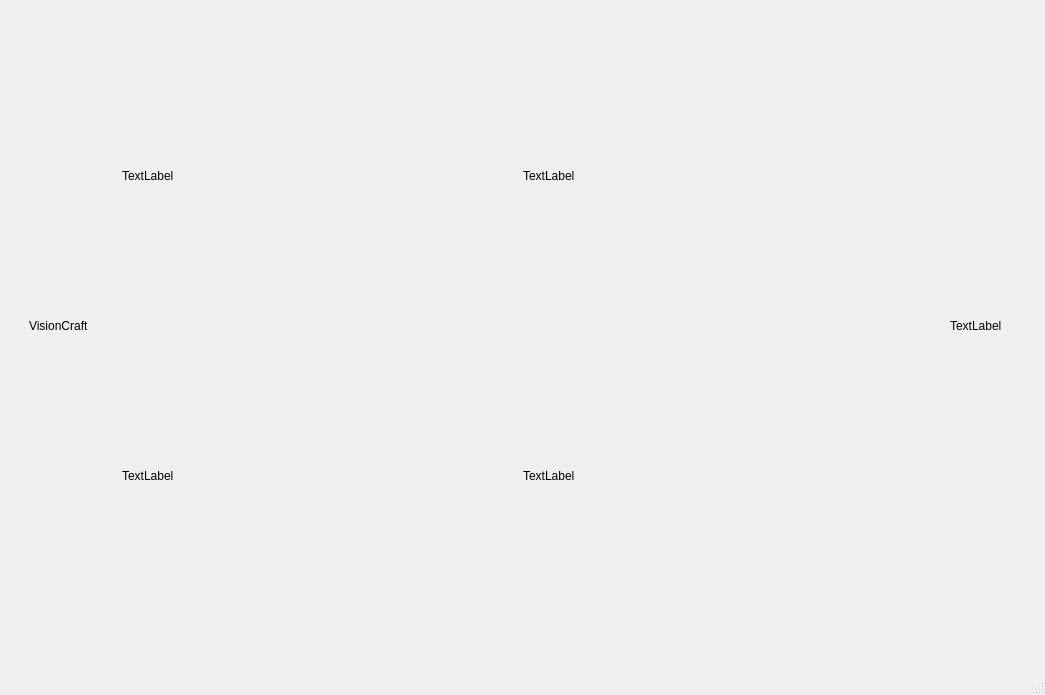
Old version of the form client_qt/home.ui in the repository VisionCraft2025/client_qt.
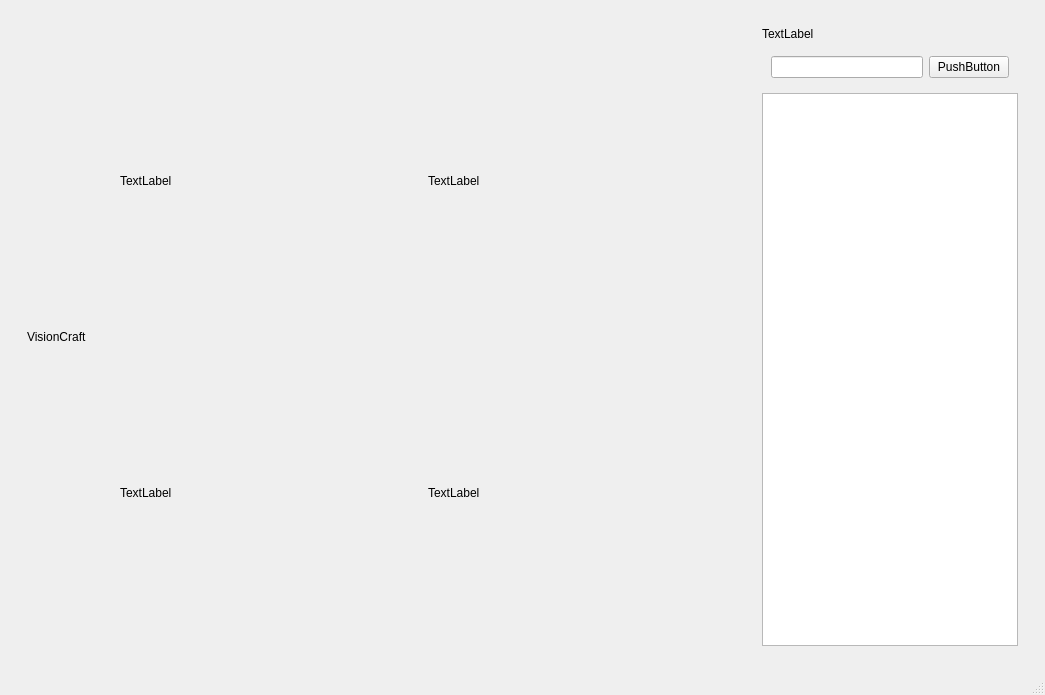
New version of the form.

Commit message: Feat/#12:layout 수정

Diff of the .ui file:
```diff
--- a/client_qt/home.ui
+++ b/client_qt/home.ui
@@ -14,15 +14,9 @@
    <string>MainWindow</string>
   </property>
   <widget class="QWidget" name="centralwidget">
+   <layout class="QVBoxLayout" name="verticalLayout_4">
+    <item>
    <widget class="QWidget" name="widget" native="true">
-    <property name="geometry">
-     <rect>
-      <x>20</x>
-      <y>20</y>
-      <width>991</width>
-      <height>611</height>
-     </rect>
-    </property>
     <layout class="QHBoxLayout" name="horizontalLayout">
      <item>
       <widget class="QWidget" name="leftPanel" native="true">
@@ -109,6 +103,12 @@
      </item>
      <item>
       <widget class="QWidget" name="rightPanel" native="true">
+         <property name="sizePolicy">
+          <sizepolicy hsizetype="Fixed" vsizetype="Preferred">
+           <horstretch>0</horstretch>
+           <verstretch>0</verstretch>
+          </sizepolicy>
+         </property>
        <layout class="QVBoxLayout" name="verticalLayout_3">
         <item>
          <widget class="QLabel" name="label">
@@ -117,11 +117,32 @@
           </property>
          </widget>
         </item>
+          <item>
+           <widget class="QWidget" name="widget_2" native="true">
+            <layout class="QHBoxLayout" name="horizontalLayout_4">
+             <item>
+              <widget class="QLineEdit" name="lineEdit"/>
+             </item>
+             <item>
+              <widget class="QPushButton" name="pushButton">
+               <property name="text">
+                <string>PushButton</string>
+               </property>
+              </widget>
+             </item>
        </layout>
       </widget>
      </item>
-    </layout>
-   </widget>
+          <item>
+           <widget class="QListWidget" name="listWidget"/>
+          </item>
+         </layout>
+        </widget>
+       </item>
+      </layout>
+     </widget>
+    </item>
+   </layout>
   </widget>
   <widget class="QMenuBar" name="menubar">
    <property name="geometry">
```
Lines whose indentation alone changed are shown as unchanged. The commit also changes 1 other file.
